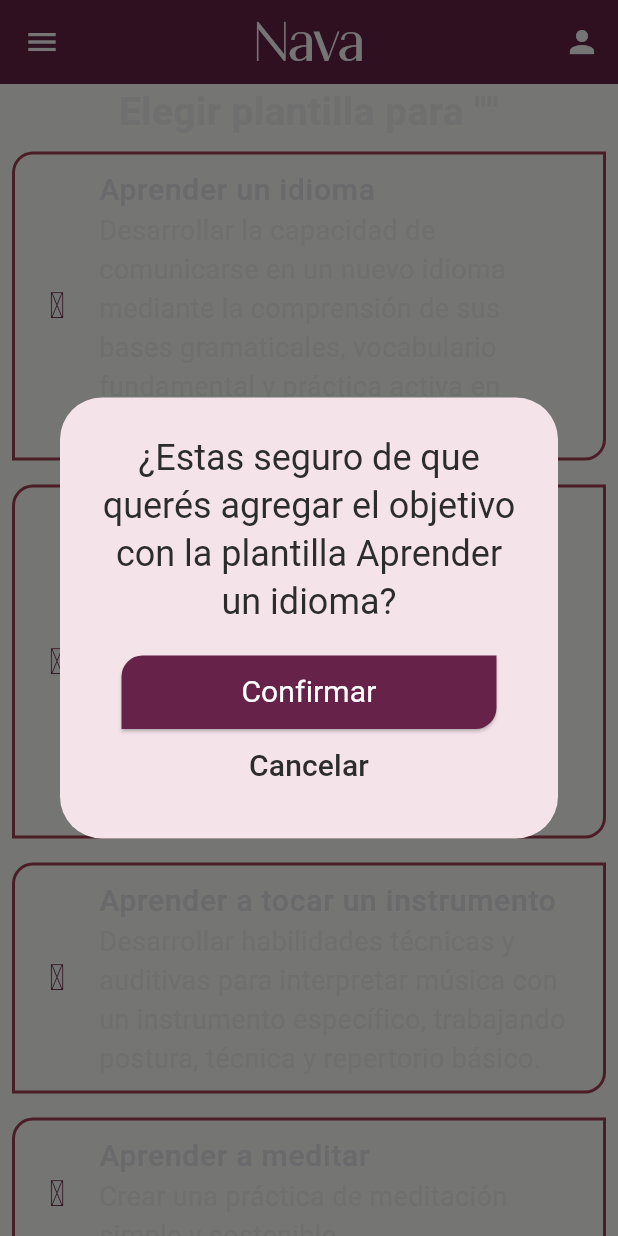
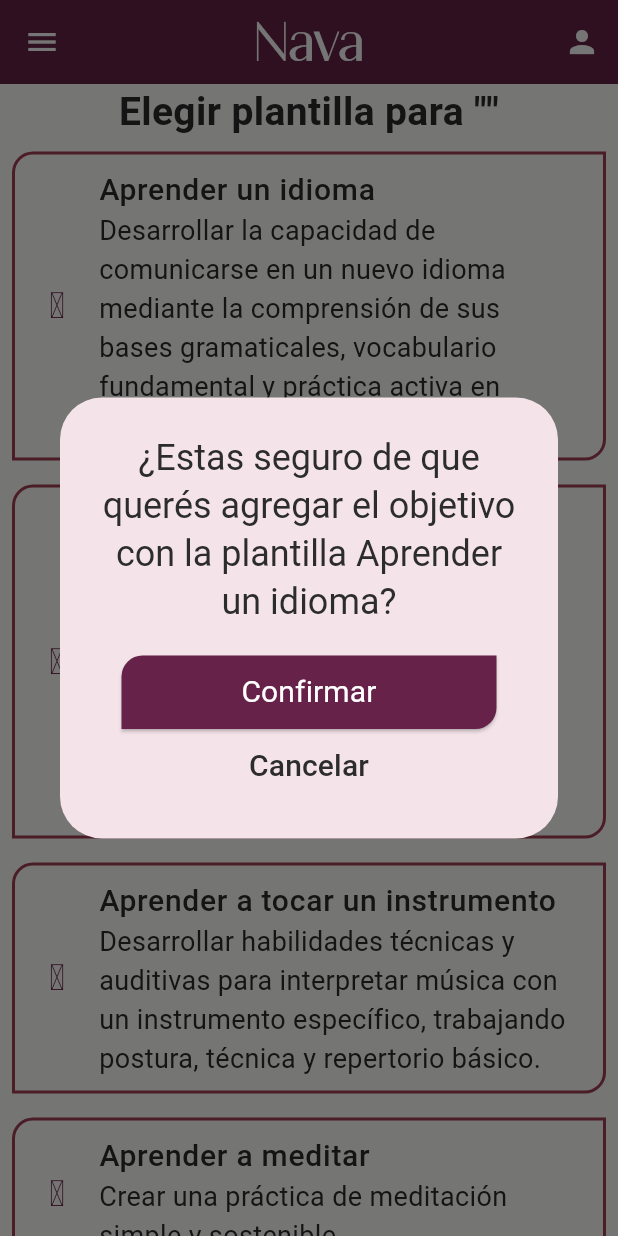
Before and after one commit to sackflorencia/Nava, a Flutter app: the ChooseGoalTemplate screen opened directly with empty values, after a tap on "Aprender un idioma", on a phone screen of 412 x 824 dp. Run offline on Flutter 3.47's test engine with Material 3 defaults, Android fonts, the light colour scheme and no system bars; our stand-ins replace flutter_riverpod, fluttertoast, go_router; missing offline and left inert: string_to_icon.

Commit message:
Improved choose_goal_template screen UI
Improved choose_goal_template screen and related widgets UI to match the new color with a good contrast between text and surface.

```diff
--- a/lib/src/screens/choose_goal_template.dart
+++ b/lib/src/screens/choose_goal_template.dart
@@ -17,10 +17,14 @@ class ChooseGoalTemplate extends StatelessWidget {
           children: [
             Text(
               'Elegir plantilla para "$goalTitle"',
-              style: TextStyle(fontSize: 26, fontWeight: FontWeight.w600),
+              style: TextStyle(
+                fontSize: 26,
+                fontWeight: FontWeight.w600,
+                color: Theme.of(context).colorScheme.onInverseSurface,
+              ),
               textAlign: TextAlign.center,
             ),
-            ListGoalTemplate(goalName: goalTitle,),
+            ListGoalTemplate(goalName: goalTitle),
           ],
         ),
       ),
--- a/lib/src/widgets/tasks_list.dart
+++ b/lib/src/widgets/tasks_list.dart
@@ -11,6 +11,11 @@ class TasksList extends StatefulWidget {
 }
 
 class _TasksListState extends State<TasksList> {
+  late List<Task> _tasks;
+  @override
+  void initState(){
+    _tasks = widget.tasks;
+  }
   @override
   Widget build(BuildContext context) {
     return ListView.builder(
--- a/lib/src/widgets/template_list_tile.dart
+++ b/lib/src/widgets/template_list_tile.dart
@@ -26,11 +26,19 @@ class TemplateListTile extends StatelessWidget {
         ),
         title: Text(
           template.title,
-          style: TextStyle(fontSize: 20, fontWeight: FontWeight.w500),
+          style: TextStyle(
+            fontSize: 20,
+            fontWeight: FontWeight.w500,
+            color: Theme.of(context).colorScheme.onInverseSurface,
+          ),
         ),
         subtitle: Text(
           template.description,
-          style: TextStyle(fontSize: 18, fontWeight: FontWeight.w400),
+          style: TextStyle(
+            fontSize: 18,
+            fontWeight: FontWeight.w400,
+            color: Theme.of(context).colorScheme.onInverseSurface,
+          ),
         ),
         shape: RoundedRectangleBorder(
           borderRadius: BorderRadius.only(
@@ -44,7 +52,6 @@ class TemplateListTile extends StatelessWidget {
             width: 2,
           ),
         ),
-        //leading: Icon(IconData(template.iconName)),
         onTap: () {
           showDialog(
             context: context,
```
